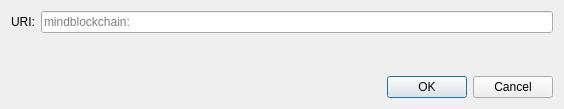
Before: the Qt Designer form src/qt/forms/openuridialog.ui in MindBlockchain/Mind-Coin, drawn with Qt 5.
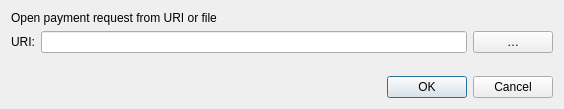
After: the same form once the commit is applied. Custom widgets are drawn as their Qt base class.

The edit to the form file:
```diff
--- a/src/qt/forms/openuridialog.ui
+++ b/src/qt/forms/openuridialog.ui
@@ -14,6 +14,13 @@
    <string>Open mindblockchain URI</string>
   </property>
   <layout class="QVBoxLayout" name="verticalLayout">
+   <item>
+    <widget class="QLabel" name="label_2">
+     <property name="text">
+      <string>Open payment request from URI or file</string>
+     </property>
+    </widget>
+   </item>
    <item>
     <layout class="QHBoxLayout" name="horizontalLayout">
      <item>
@@ -24,9 +31,18 @@
       </widget>
      </item>
      <item>
-      <widget class="QValidatedLineEdit" name="uriEdit">
-       <property name="placeholderText">
-        <string notr="true">mindblockchain:</string>
+      <widget class="QValidatedLineEdit" name="uriEdit"/>
+     </item>
+     <item>
+      <widget class="QPushButton" name="selectFileButton">
+       <property name="toolTip">
+        <string>Select payment request file</string>
+       </property>
+       <property name="text">
+        <string notr="true">…</string>
+       </property>
+       <property name="autoDefault">
+        <bool>false</bool>
        </property>
       </widget>
      </item>
```
Left out of the diff: 2 changed lines with no effect on the pictures.
